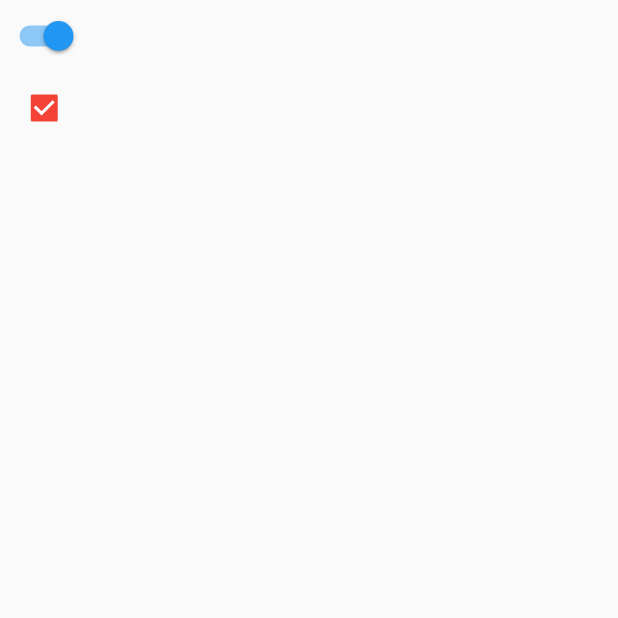
After one commit to zincPower/flutter-study-2021, a Flutter app: the SwitchAndCheckBoxTestRoute screen opened directly, on a phone screen of 412 x 824 dp, the top half of it. The commit adds this screen. Run offline on Flutter 3.47's test engine with Material 2 defaults, Android fonts, the phone set to English and light mode, and no system bars.

Commit message:
feat: 增加 checkbox、switch

```diff
--- /dev/null
+++ b/lib/widget/switch_widget_page.dart
@@ -0,0 +1,42 @@
+import 'package:flutter/material.dart';
+
+class SwitchAndCheckBoxTestRoute extends StatefulWidget {
+  @override
+  _SwitchAndCheckBoxTestRouteState createState() =>
+      new _SwitchAndCheckBoxTestRouteState();
+}
+
+class _SwitchAndCheckBoxTestRouteState
+    extends State<SwitchAndCheckBoxTestRoute> {
+  bool _switchSelected = true;
+  bool _checkboxSelected = true;
+  @override
+  Widget build(BuildContext context) {
+    return Scaffold(
+      body: SafeArea(
+        child: Column(
+          children: <Widget>[
+            Switch(
+              value: _switchSelected,
+              onChanged: (value) {
+                setState(() {
+                  _switchSelected = value;
+                });
+              },
+            ),
+            Checkbox(
+              value: _checkboxSelected,
+              activeColor: Colors.red,
+              tristate: false,
+              onChanged: (value) {
+                setState(() {
+                  _checkboxSelected = value ?? false;
+                });
+              },
+            )
+          ],
+        ),
+      ),
+    );
+  }
+}
--- a/pubspec.yaml
+++ b/pubspec.yaml
@@ -43,6 +43,7 @@ flutter:
   # The following line ensures that the Material Icons font is
   # included with your application, so that you can use the icons in
   # the material Icons class.
+  # 使用 flutter 默认包含的 Material Design 字体图标
   uses-material-design: true
 
   # To add assets to your application, add an assets section, like this:
```
Also changed, not shown: lib/widget/widget_main.dart (+12 -0 lines).
